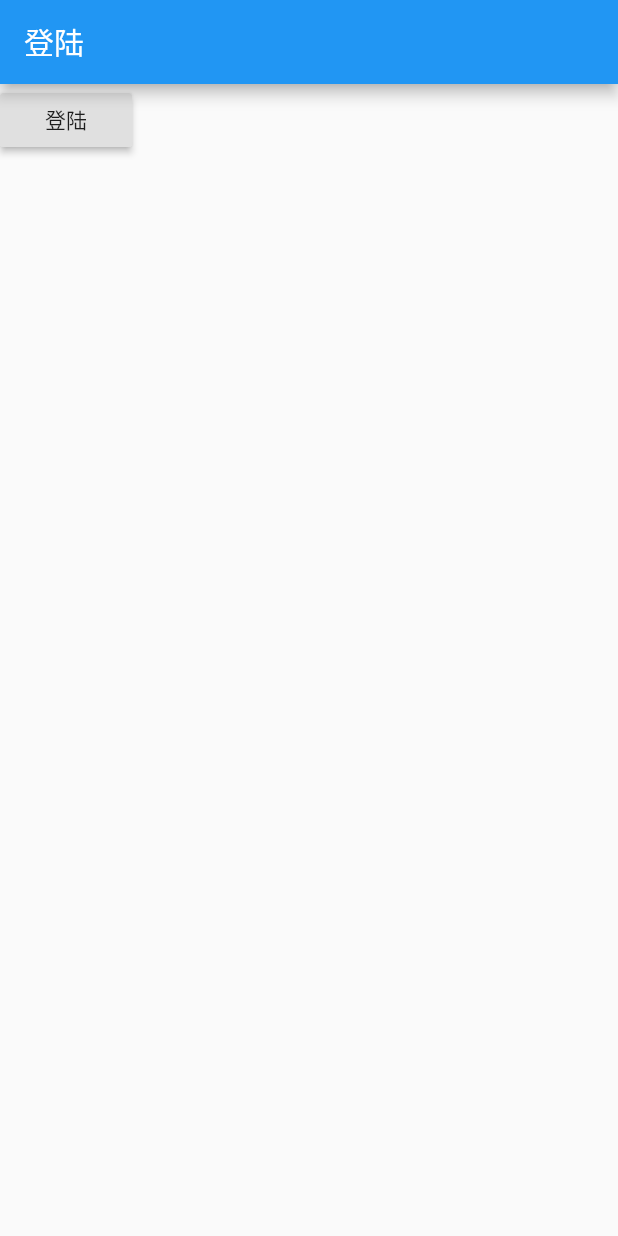
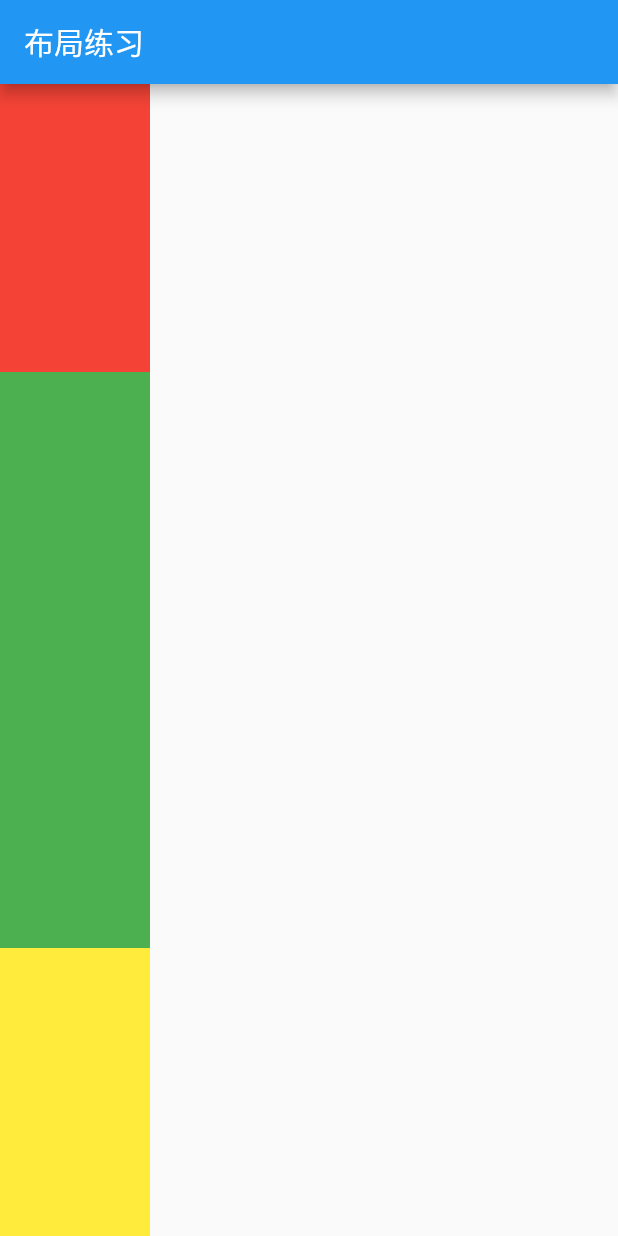
Before and after one commit to caopeng000/my_flutter_app, a Flutter app: the screen it shows after launch, on a phone screen of 412 x 824 dp. Run offline on Flutter 3.47's test engine with Material 2 defaults, Android fonts, the phone set to English and light mode, and no system bars.

Commit message:
feat:学习column、row、flex权重

```diff
--- a/lib/main.dart
+++ b/lib/main.dart
@@ -1,5 +1,6 @@
 import 'package:flutter/material.dart';
 import 'package:my_flutter_app/widgets/demo/demo_01.dart';
+import 'package:my_flutter_app/widgets/layout_demo.dart';
 import 'package:my_flutter_app/widgets/navigator_demo.dart';
 
 main() {
@@ -15,7 +16,9 @@ class MyApp extends StatelessWidget {
       debugShowCheckedModeBanner: false,
       routes: {
         "/": (context) => LoginPage(),
+        "layout":(context)=>LayoutDemo(),
       },
+      initialRoute: "layout",
       onGenerateRoute: (s) {
         print(s.name);
         switch (s.name) {
--- /dev/null
+++ b/lib/widgets/layout_demo.dart
@@ -0,0 +1,54 @@
+import 'package:flutter/material.dart';
+
+class LayoutDemo extends StatelessWidget {
+  const LayoutDemo({Key key}) : super(key: key);
+
+  @override
+  Widget build(BuildContext context) {
+    return Scaffold(
+      appBar: AppBar(
+        title: Text("布局练习"),
+      ),
+      body: Container(
+        color: Colors.grey,
+        // child: Column(
+        //   children: [
+        //     Container(color: Colors.red, width: 100, height: 100),
+        //     Container(color: Colors.green, width: 150, height: 100),
+        //     Container(color: Colors.yellow, width: 100, height: 100),
+        //   ],
+        // ),
+        // child: Row(
+        //   // textDirection:TextDirection.rtl,
+        //   mainAxisSize: MainAxisSize.max,
+        //   mainAxisAlignment: MainAxisAlignment.spaceEvenly,
+        //   crossAxisAlignment: CrossAxisAlignment.end,
+        //   children: [
+        //     Container(color: Colors.red, width: 100, height: 200),
+        //     Container(color: Colors.green, width: 100, height: 100),
+        //     Container(color: Colors.yellow, width: 100, height: 100),
+        //   ],
+        // ),
+
+        child: Flex(
+          direction: Axis.vertical,
+          children: [
+            Expanded(
+              child: Container(color: Colors.red, width: 100, height: 200),
+              flex: 1,
+            ),
+            Expanded(
+              child: Container(color: Colors.green, width: 100, height: 200),
+              flex: 2,
+            ),
+            Expanded(
+              child: Container(color: Colors.yellow, width: 100, height: 200),
+              flex: 1,
+            ),
+
+          ],
+        ),
+      ),
+    );
+  }
+}
```
